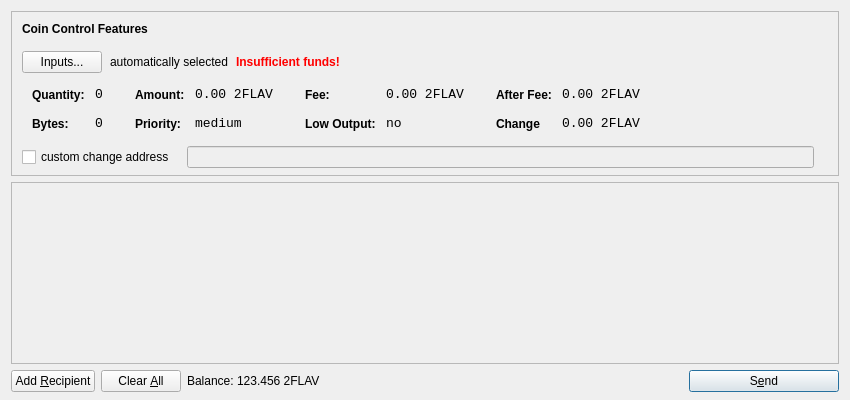
The window that src/qt/forms/sendcoinsdialog.ui (flavorcoin/FlavorCoin-V2) describes before a commit, drawn with Qt 5.
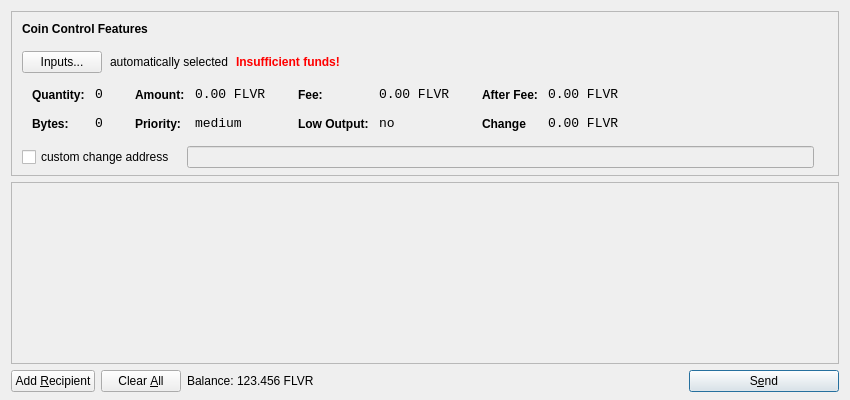
The same window after the commit. Icons and pictures are not drawn.

The edit to the form file:
```diff
--- a/src/qt/forms/sendcoinsdialog.ui
+++ b/src/qt/forms/sendcoinsdialog.ui
@@ -321,7 +321,7 @@
                   <enum>Qt::ActionsContextMenu</enum>
                  </property>
                  <property name="text">
-                  <string>0.00 2FLAV</string>
+                  <string>0.00 FLVR</string>
                  </property>
                  <property name="textInteractionFlags">
                   <set>Qt::LinksAccessibleByMouse|Qt::TextSelectableByKeyboard|Qt::TextSelectableByMouse</set>
@@ -407,7 +407,7 @@
                   <enum>Qt::ActionsContextMenu</enum>
                  </property>
                  <property name="text">
-                  <string>0.00 2FLAV</string>
+                  <string>0.00 FLVR</string>
                  </property>
                  <property name="textInteractionFlags">
                   <set>Qt::LinksAccessibleByMouse|Qt::TextSelectableByKeyboard|Qt::TextSelectableByMouse</set>
@@ -493,7 +493,7 @@
                   <enum>Qt::ActionsContextMenu</enum>
                  </property>
                  <property name="text">
-                  <string>0.00 2FLAV</string>
+                  <string>0.00 FLVR</string>
                  </property>
                  <property name="textInteractionFlags">
                   <set>Qt::LinksAccessibleByMouse|Qt::TextSelectableByKeyboard|Qt::TextSelectableByMouse</set>
@@ -525,7 +525,7 @@
                   <enum>Qt::ActionsContextMenu</enum>
                  </property>
                  <property name="text">
-                  <string>0.00 2FLAV</string>
+                  <string>0.00 FLVR</string>
                  </property>
                  <property name="textInteractionFlags">
                   <set>Qt::LinksAccessibleByMouse|Qt::TextSelectableByKeyboard|Qt::TextSelectableByMouse</set>
@@ -732,7 +732,7 @@
           <cursorShape>IBeamCursor</cursorShape>
          </property>
          <property name="text">
-          <string>123.456 2FLAV</string>
+          <string>123.456 FLVR</string>
          </property>
          <property name="textInteractionFlags">
           <set>Qt::LinksAccessibleByMouse|Qt::TextSelectableByKeyboard|Qt::TextSelectableByMouse</set>
```
